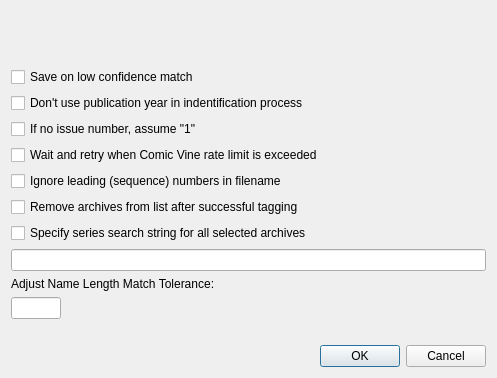
Above: comictaggerlib/ui/autotagstartwindow.ui from comictagger/comictagger before the change. Below: the same form after it.
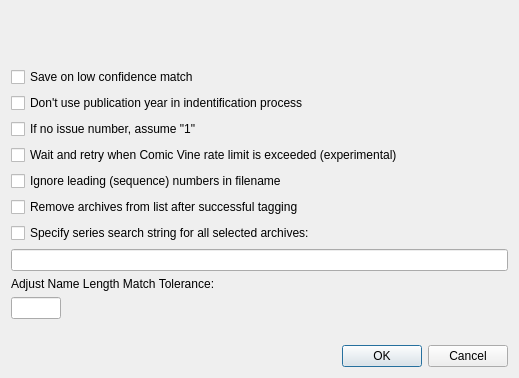
That is the form after the change.

Patch:
```diff
--- a/comictaggerlib/ui/autotagstartwindow.ui
+++ b/comictaggerlib/ui/autotagstartwindow.ui
@@ -9,7 +9,7 @@
    <rect>
     <x>0</x>
     <y>0</y>
-    <width>497</width>
+    <width>519</width>
     <height>378</height>
    </rect>
   </property>
@@ -53,7 +53,7 @@
         </sizepolicy>
        </property>
        <property name="text">
-        <string>Specify series search string for all selected archives</string>
+        <string>Specify series search string for all selected archives:</string>
        </property>
       </widget>
      </item>
@@ -99,7 +99,7 @@
      <item row="3" column="0">
       <widget class="QCheckBox" name="cbxWaitForRateLimit">
        <property name="text">
-        <string>Wait and retry when Comic Vine rate limit is exceeded</string>
+        <string>Wait and retry when Comic Vine rate limit is exceeded (experimental)</string>
        </property>
       </widget>
      </item>
```
